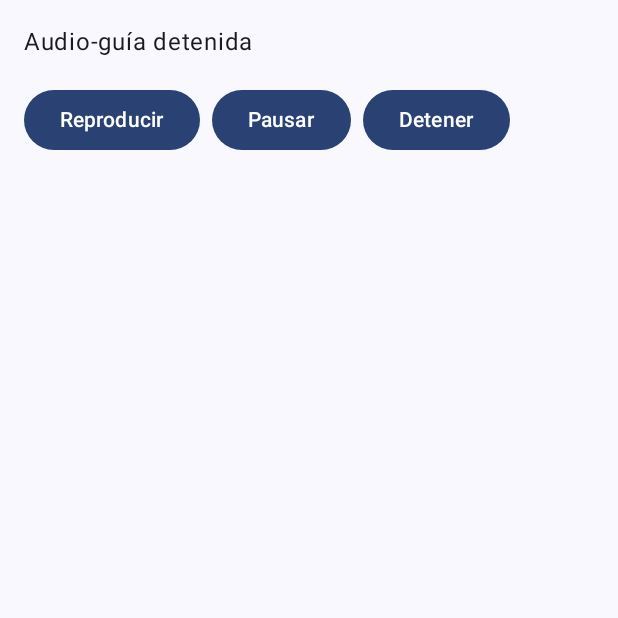
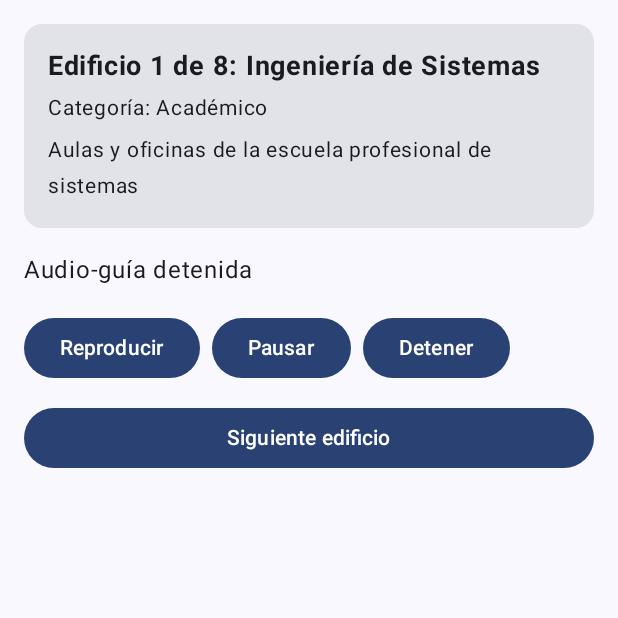
Before and after one commit to MichaelHB19/Lab11_IDNP_AudioGuiaForeground_Compose, an Android app built with Jetpack Compose: the screen it shows after launch (MainActivity), on a phone screen of 412 x 824 dp, the top half of it. Run offline under Robolectric (Android 15) with nearby library versions, the phone set to English and light mode, and no system bars.

Commit message:
Agregando boton de siguiente edificio

```diff
--- a/app/src/main/java/com/example/audioguiaforeground_compose/MainActivity.kt
+++ b/app/src/main/java/com/example/audioguiaforeground_compose/MainActivity.kt
@@ -42,12 +42,41 @@ import kotlinx.coroutines.Job
 import kotlinx.coroutines.delay
 import kotlinx.coroutines.launch
 
+import androidx.compose.foundation.layout.fillMaxWidth
+import androidx.compose.material3.Card
+import androidx.compose.runtime.mutableIntStateOf
+import androidx.compose.ui.text.font.FontWeight
+import androidx.compose.ui.unit.sp
+
+data class EdificioGuia(
+    val id: Int,
+    val nombre: String,
+    val categoria: String,
+    val descripcion: String
+)
+
+val listaEdificiosCampus = listOf(
+    EdificioGuia(1, "Ingeniería de Sistemas", "Académico", "Aulas y oficinas de la escuela profesional de sistemas"),
+    EdificioGuia(2, "Laboratorios de Sistemas", "Académico", "Equipos de cómputo para prácticas"),
+    EdificioGuia(3, "Ciencias de la Computación", "Académico", "Aulas y oficinas de la escuela de ciencias"),
+    EdificioGuia(4, "Biblioteca de Ingenierías", "Servicios", "Salas de lectura y préstamo de libros"),
+    EdificioGuia(5, "Laboratorios de Ciencias", "Académico", "Equipos de cómputo para prácticas"),
+    EdificioGuia(6, "Estadio UNSA", "Deportes", "Pistas de atletismo y cancha oficial"),
+    EdificioGuia(7, "Cancha de Mecánica", "Deportes", "Espacio deportivo al costado de mecánica"),
+    EdificioGuia(8, "Ingeniería de Minas", "Académico", "Aulas y laboratorios de la escuela de minas")
+)
+
 class AudioGuiaService : Service() {
+
     private var job: Job? = null
+    private var tituloActual: String = listaEdificiosCampus[0].nombre
+
     companion object {
         const val ACCION_REPRODUCIR = "com.example.audioguiaforeground_compose.REPRODUCIR"
         const val ACCION_PAUSAR = "com.example.audioguiaforeground_compose.PAUSAR"
         const val ACCION_DETENER = "com.example.audioguiaforeground_compose.DETENER"
+        const val ACCION_CAMBIAR_EDIFICIO = "com.example.audioguiaforeground_compose.CAMBIAR_EDIFICIO"
+        const val EXTRA_TITULO_EDIFICIO = "extra_titulo_edificio"
         private const val ID_CANAL = "canal_audioguia"
         private const val ID_NOTIFICACION = 1
     }
@@ -66,10 +95,20 @@ class AudioGuiaService : Service() {
     }
 
     override fun onStartCommand(intent: Intent?, flags: Int, startId: Int): Int {
+        val nuevoTitulo = intent?.getStringExtra(EXTRA_TITULO_EDIFICIO)
+        if (!nuevoTitulo.isNullOrBlank()) {
+            tituloActual = nuevoTitulo
+        }
+
         when (intent?.action) {
             ACCION_REPRODUCIR -> {
-                startForeground(ID_NOTIFICACION, construirNotificacion("Biblioteca Central"))
+                startForeground(ID_NOTIFICACION, construirNotificacion(tituloActual))
                 iniciarAvance()
+            }
+            ACCION_CAMBIAR_EDIFICIO -> {
+                // Actualiza el título en la notificación persistente
+                val manager = getSystemService(NotificationManager::class.java)
+                manager.notify(ID_NOTIFICACION, construirNotificacion(tituloActual))
             }
             ACCION_PAUSAR -> job?.cancel()
             ACCION_DETENER -> {
@@ -100,6 +139,7 @@ class AudioGuiaService : Service() {
             .setOngoing(true)
             .build()
     }
+
     override fun onBind(intent: Intent?): IBinder? = null
 }
 
@@ -121,6 +161,9 @@ fun PantallaAudioGuia() {
     val context = LocalContext.current
     var reproduciendo by remember { mutableStateOf(false) }
     var enSegundoPlano by remember { mutableStateOf(false) }
+    var indiceEdificio by remember { mutableIntStateOf(0) }
+
+    val edificioActual = listaEdificiosCampus[indiceEdificio]
 
     DisposableEffect(Unit) {
         val observer = LifecycleEventObserver { _, event ->
@@ -135,23 +178,43 @@ fun PantallaAudioGuia() {
             ProcessLifecycleOwner.get().lifecycle.removeObserver(observer)
         }
     }
+
     Column(
         modifier = Modifier
             .fillMaxSize()
             .statusBarsPadding()
             .padding(16.dp)
     ) {
+        Card(modifier = Modifier.fillMaxWidth()) {
+            Column(modifier = Modifier.padding(16.dp)) {
+                Text(
+                    text = "Edificio ${indiceEdificio + 1} de ${listaEdificiosCampus.size}: ${edificioActual.nombre}",
+                    fontWeight = FontWeight.Bold,
+                    fontSize = 18.sp
+                )
+                Spacer(modifier = Modifier.height(4.dp))
+                Text(text = "Categoría: ${edificioActual.categoria}", fontSize = 14.sp)
+                Spacer(modifier = Modifier.height(4.dp))
+                Text(text = edificioActual.descripcion, fontSize = 14.sp)
+            }
+        }
+
+        Spacer(modifier = Modifier.height(16.dp))
+
         Text(if (reproduciendo) "Reproduciendo audio-guía..." else "Audio-guía detenida")
         if (enSegundoPlano && reproduciendo) {
             Text("La app está en segundo plano: revisa la notificación")
         }
+
         Spacer(modifier = Modifier.height(16.dp))
+
         Row {
             Button(onClick = {
                 reproduciendo = true
                 context.startService(
                     Intent(context, AudioGuiaService::class.java)
                         .setAction(AudioGuiaService.ACCION_REPRODUCIR)
+                        .putExtra(AudioGuiaService.EXTRA_TITULO_EDIFICIO, edificioActual.nombre)
                 )
             }) {
                 Text("Reproducir")
@@ -177,5 +240,24 @@ fun PantallaAudioGuia() {
                 Text("Detener")
             }
         }
+
+        Spacer(modifier = Modifier.height(12.dp))
+
+        Button(
+            onClick = {
+                indiceEdificio = (indiceEdificio + 1) % listaEdificiosCampus.size
+                val siguienteEdificio = listaEdificiosCampus[indiceEdificio]
+                if (reproduciendo) {
+                    context.startService(
+                        Intent(context, AudioGuiaService::class.java)
+                            .setAction(AudioGuiaService.ACCION_CAMBIAR_EDIFICIO)
+                            .putExtra(AudioGuiaService.EXTRA_TITULO_EDIFICIO, siguienteEdificio.nombre)
+                    )
+                }
+            },
+            modifier = Modifier.fillMaxWidth()
+        ) {
+            Text("Siguiente edificio")
+        }
     }
 }
```
